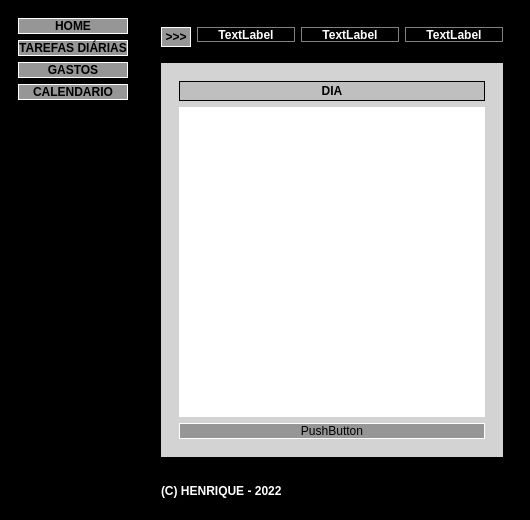
This is src/layout/layout.ui in euqIrn3h/App-Gerenciador-de-Tarefas-Python-Qt as Qt 5 draws it before an edit. The edited form follows.
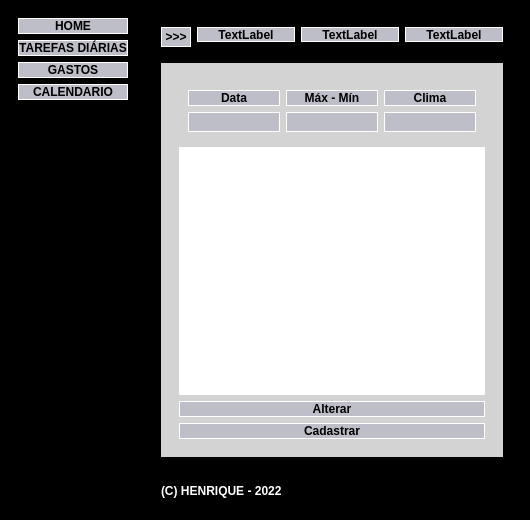
This is the edited form. The open tabs and pages were chosen to show the change.

Commit message: Atualizando o banco de daods | Atualizando o layout | Criando as funcionalidades de exibir tarefas, acessar o calendário e o cadastro de tarefas

Diff of the .ui file:
```diff
--- a/src/layout/layout.ui
+++ b/src/layout/layout.ui
@@ -28,7 +28,7 @@
 
 
 QPushButton{
-background-color:rgb(150,150,150);
+background-color: rgb(190, 190, 200);
 color:rgb(0,0,0);
 border-style:solid;
 border-width:1px;
@@ -160,6 +160,9 @@
            <height>30</height>
           </size>
          </property>
+         <property name="styleSheet">
+          <string notr="true"/>
+         </property>
          <property name="frameShape">
           <enum>QFrame::StyledPanel</enum>
          </property>
@@ -208,9 +211,13 @@
              </font>
             </property>
             <property name="styleSheet">
-             <string notr="true">border:solid;
+             <string notr="true">QLabel{
+border:solid;
 border-width:1px;
-border-color:grey;</string>
+border-color:white;
+background-color: rgb(190, 190, 200);
+color:black;
+}</string>
             </property>
             <property name="text">
              <string>TextLabel</string>
@@ -235,9 +242,13 @@
              </font>
             </property>
             <property name="styleSheet">
-             <string notr="true">border:solid;
+             <string notr="true">QLabel{
+border:solid;
 border-width:1px;
-border-color:grey;</string>
+border-color:white;
+background-color: rgb(190, 190, 200);
+color:black;
+}</string>
             </property>
             <property name="text">
              <string>TextLabel</string>
@@ -262,9 +273,13 @@
              </font>
             </property>
             <property name="styleSheet">
-             <string notr="true">border:solid;
+             <string notr="true">QLabel{
+border:solid;
 border-width:1px;
-border-color:grey;</string>
+border-color:white;
+background-color: rgb(190, 190, 200);
+color:black;
+}</string>
             </property>
             <property name="text">
              <string>TextLabel</string>
@@ -868,8 +883,7 @@
 }
 
 QPushButton{
-background-color: rgb(0, 0, 0);
-background-color:rgb(150,150,150);
+background-color: rgb(190, 190, 200);
 color:rgb(0,0,0);
 border-style:solid;
 border-width:1px;
@@ -893,7 +907,27 @@
                 </property>
                 <layout class="QVBoxLayout" name="verticalLayout_12">
                  <item>
-                  <widget class="QLabel" name="maintarefaslbl">
+                  <widget class="QFrame" name="maintarefasframeframe">
+                   <property name="minimumSize">
+                    <size>
+                     <width>0</width>
+                     <height>30</height>
+                    </size>
+                   </property>
+                   <property name="styleSheet">
+                    <string notr="true">QLabe {
+background-color: rgb(190, 190, 200);
+}l</string>
+                   </property>
+                   <property name="frameShape">
+                    <enum>QFrame::StyledPanel</enum>
+                   </property>
+                   <property name="frameShadow">
+                    <enum>QFrame::Raised</enum>
+                   </property>
+                   <layout class="QGridLayout" name="gridLayout_2">
+                    <item row="1" column="0">
+                     <widget class="QLabel" name="maintarefaslbldia">
                    <property name="minimumSize">
                     <size>
                      <width>25</width>
@@ -902,23 +936,153 @@
                    </property>
                    <property name="font">
                     <font>
+                        <weight>50</weight>
+                        <bold>false</bold>
+                       </font>
+                      </property>
+                      <property name="styleSheet">
+                       <string notr="true">QLabel{
+border:solid;
+border-width:1px;
+border-color:white;
+background-color: rgb(190, 190, 200);
+color:black;
+}</string>
+                      </property>
+                      <property name="text">
+                       <string/>
+                      </property>
+                      <property name="alignment">
+                       <set>Qt::AlignCenter</set>
+                      </property>
+                     </widget>
+                    </item>
+                    <item row="1" column="1">
+                     <widget class="QLabel" name="maintarefaslblmaxmin">
+                      <property name="font">
+                       <font>
+                        <weight>50</weight>
+                        <bold>false</bold>
+                       </font>
+                      </property>
+                      <property name="styleSheet">
+                       <string notr="true">QLabel{
+border:solid;
+border-width:1px;
+border-color:white;
+background-color: rgb(190, 190, 200);
+color:black;
+}</string>
+                      </property>
+                      <property name="text">
+                       <string/>
+                      </property>
+                      <property name="alignment">
+                       <set>Qt::AlignCenter</set>
+                      </property>
+                     </widget>
+                    </item>
+                    <item row="1" column="2">
+                     <widget class="QLabel" name="maintarefaslbldescricao">
+                      <property name="font">
+                       <font>
+                        <weight>50</weight>
+                        <bold>false</bold>
+                       </font>
+                      </property>
+                      <property name="styleSheet">
+                       <string notr="true">QLabel{
+border:solid;
+border-width:1px;
+border-color:white;
+background-color: rgb(190, 190, 200);
+color:black;
+}</string>
+                      </property>
+                      <property name="text">
+                       <string/>
+                      </property>
+                      <property name="alignment">
+                       <set>Qt::AlignCenter</set>
+                      </property>
+                     </widget>
+                    </item>
+                    <item row="0" column="0">
+                     <widget class="QLabel" name="label_2">
+                      <property name="font">
+                       <font>
                      <weight>75</weight>
                      <bold>true</bold>
                     </font>
                    </property>
                    <property name="styleSheet">
-                    <string notr="true">background-color: rgba(190, 190, 190, 234);
-color: rgb(0, 0, 0);
+                       <string notr="true">QLabel{
 border:solid;
 border-width:1px;
-</string>
+border-color:white;
+background-color: rgb(190, 190, 200);
+color:black;
+}</string>
                    </property>
                    <property name="text">
-                    <string>DIA</string>
+                       <string>Data</string>
                    </property>
                    <property name="alignment">
                     <set>Qt::AlignCenter</set>
                    </property>
+                     </widget>
+                    </item>
+                    <item row="0" column="1">
+                     <widget class="QLabel" name="label_13">
+                      <property name="font">
+                       <font>
+                        <weight>75</weight>
+                        <bold>true</bold>
+                       </font>
+                      </property>
+                      <property name="styleSheet">
+                       <string notr="true">QLabel{
+border:solid;
+border-width:1px;
+border-color:white;
+background-color: rgb(190, 190, 200);
+color:black;
+}</string>
+                      </property>
+                      <property name="text">
+                       <string>Máx - Mín</string>
+                      </property>
+                      <property name="alignment">
+                       <set>Qt::AlignCenter</set>
+                      </property>
+                     </widget>
+                    </item>
+                    <item row="0" column="2">
+                     <widget class="QLabel" name="label_14">
+                      <property name="font">
+                       <font>
+                        <weight>75</weight>
+                        <bold>true</bold>
+                       </font>
+                      </property>
+                      <property name="styleSheet">
+                       <string notr="true">QLabel{
+border:solid;
+border-width:1px;
+border-color:white;
+background-color: rgb(190, 190, 200);
+color:black;
+}</string>
+                      </property>
+                      <property name="text">
+                       <string>Clima</string>
+                      </property>
+                      <property name="alignment">
+                       <set>Qt::AlignCenter</set>
+                      </property>
+                     </widget>
+                    </item>
+                   </layout>
                   </widget>
                  </item>
                  <item>
@@ -928,10 +1092,29 @@
                    </property>
                   </widget>
                  </item>
+                 <item>
+                  <widget class="QPushButton" name="maintarefaspbalterar">
+                   <property name="font">
+                    <font>
+                     <weight>75</weight>
+                     <bold>true</bold>
+                    </font>
+                   </property>
+                   <property name="text">
+                    <string>Alterar</string>
+                   </property>
+                  </widget>
+                 </item>
                  <item>
                   <widget class="QPushButton" name="maintarefaspbcadastrar">
+                   <property name="font">
+                    <font>
+                     <weight>75</weight>
+                     <bold>true</bold>
+                    </font>
+                   </property>
                    <property name="text">
-                    <string>PushButton</string>
+                    <string>Cadastrar</string>
                    </property>
                   </widget>
                  </item>
@@ -1124,7 +1307,7 @@
          </property>
          <layout class="QHBoxLayout" name="horizontalLayout_2">
           <item>
-           <widget class="QLabel" name="label_2">
+           <widget class="QLabel" name="footerlblassinatura">
             <property name="minimumSize">
              <size>
               <width>0</width>
```
Left out of the diff: 165 changed lines with no effect on the pictures. Lines whose indentation alone changed are shown as unchanged. The commit also changes 6 other files.
